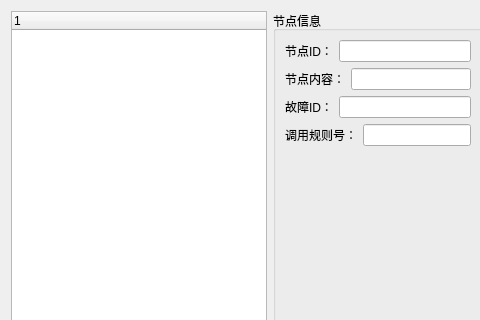
EGeeks/faultree, file treemanageform.ui: the form before one commit; both pictures show x 0 to 480 and y 0 to 320 of the 783 by 505 pixel window.
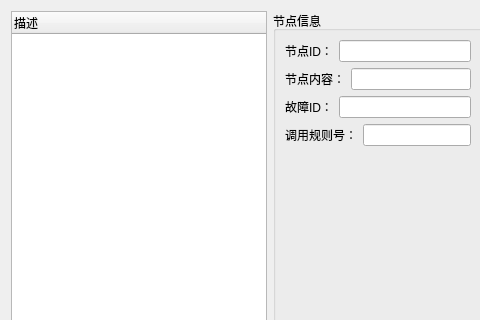
The form after the commit.

```diff
--- a/treemanageform.ui
+++ b/treemanageform.ui
@@ -24,7 +24,7 @@
      </property>
      <column>
       <property name="text">
-       <string notr="true">1</string>
+       <string notr="true">描述</string>
       </property>
      </column>
     </widget>
```
